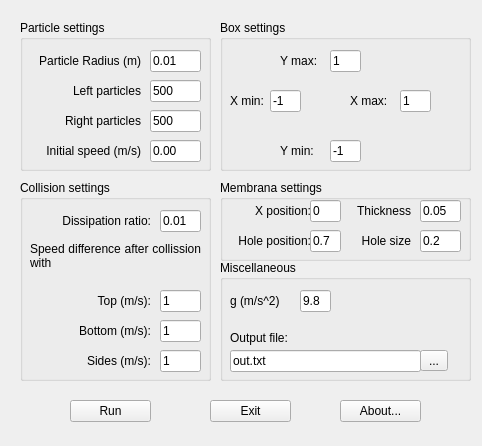
Old version of the form src/worldsettings.ui in the repository gim-/particles-in-box.
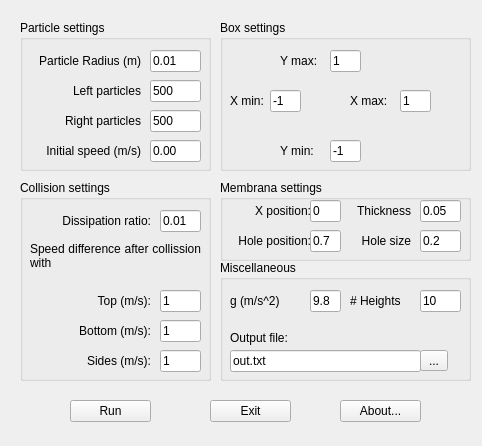
New version of the form.

Patch:
```diff
--- a/src/worldsettings.ui
+++ b/src/worldsettings.ui
@@ -311,7 +311,7 @@
    <widget class="QLineEdit" name="m_G">
     <property name="geometry">
      <rect>
-      <x>80</x>
+      <x>90</x>
       <y>30</y>
       <width>31</width>
       <height>22</height>
@@ -363,6 +363,32 @@
      <string>Output file:</string>
     </property>
    </widget>
+   <widget class="QLineEdit" name="m_Heights">
+    <property name="geometry">
+     <rect>
+      <x>200</x>
+      <y>30</y>
+      <width>41</width>
+      <height>22</height>
+     </rect>
+    </property>
+    <property name="text">
+     <string>10</string>
+    </property>
+   </widget>
+   <widget class="QLabel" name="labelHeights">
+    <property name="geometry">
+     <rect>
+      <x>130</x>
+      <y>30</y>
+      <width>61</width>
+      <height>21</height>
+     </rect>
+    </property>
+    <property name="text">
+     <string># Heights</string>
+    </property>
+   </widget>
   </widget>
   <widget class="QGroupBox" name="groupMembranaSettings">
    <property name="geometry">
```
